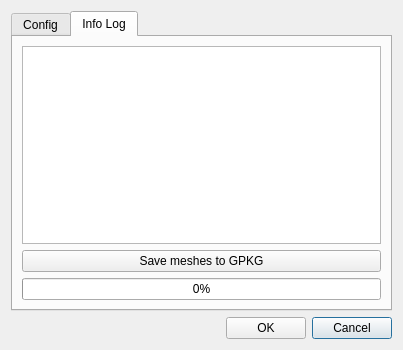
Above: core/ui/toolbars/utilities/create_mesh.ui from ibergis/ibergis_qgis_plugin before the change. Below: the same form after it.
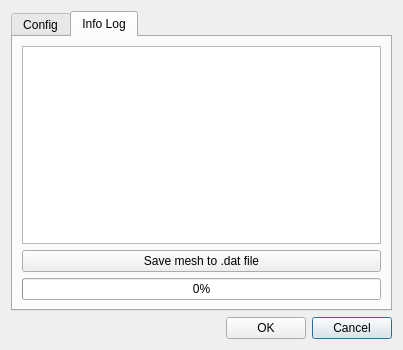
That is the form after the change. The open tabs and pages were chosen to show the change.

Commit message: Save mesh as .dat file

Patch:
```diff
--- a/core/ui/toolbars/utilities/create_mesh.ui
+++ b/core/ui/toolbars/utilities/create_mesh.ui
@@ -118,7 +118,7 @@
        <item row="1" column="0" colspan="2">
         <widget class="QPushButton" name="btn_save">
          <property name="text">
-          <string>Save meshes to GPKG</string>
+          <string>Save mesh to .dat file</string>
          </property>
         </widget>
        </item>
```
The commit also changes 2 other files.
